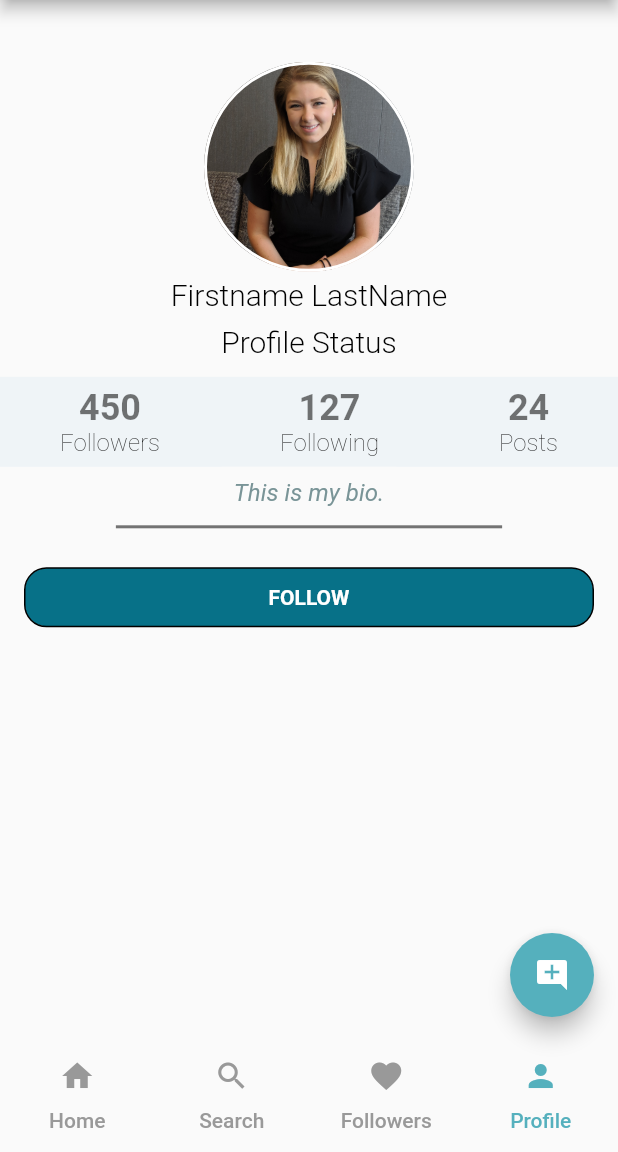
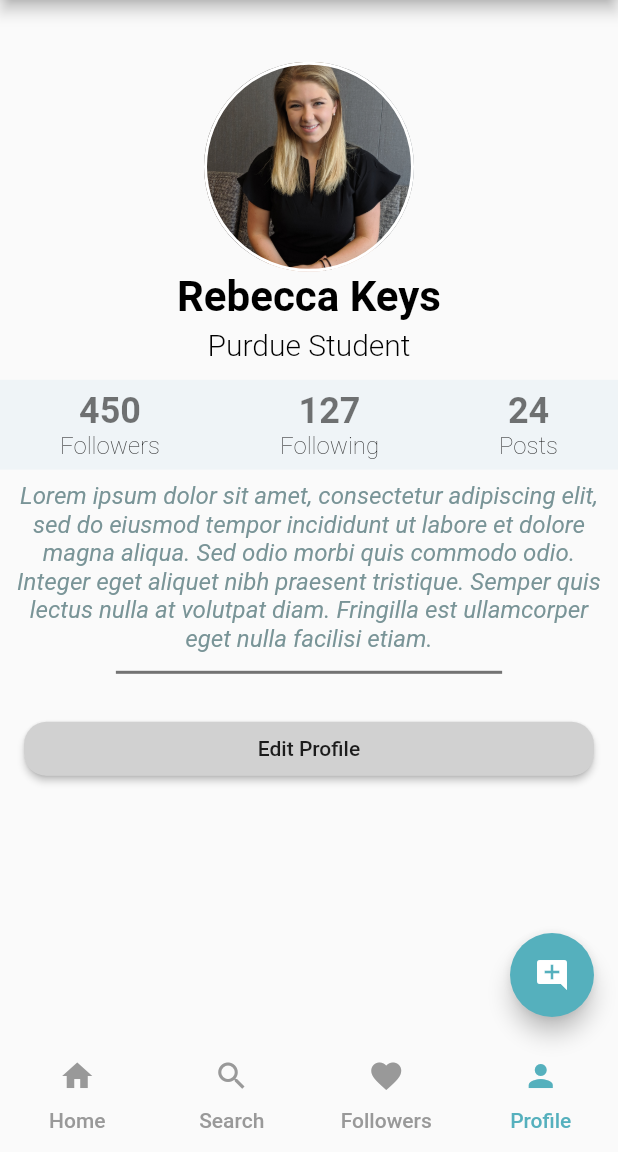
Before and after one commit to awes0menessInc/cs_307, a Flutter app: the screen it shows after launch, item 4 of the bottom bar chosen, on a phone screen of 412 x 824 dp, the part 84-1236 px from its top. Run offline on Flutter 3.47's test engine with Material 2 defaults, Android fonts, the phone set to English and light mode, and no system bars; our stand-ins replace cloud_functions; Roboto replaces fonts that are missing (Spectral).

Commit message:
Added edit profile, changes to follow button, and changed profile appearance for logged in user

```diff
--- a/lib/home.dart
+++ b/lib/home.dart
@@ -2,6 +2,7 @@ import 'package:flutter/material.dart';
 import 'package:twistter/newPost.dart';
 import 'timeline.dart';
 import 'profile.dart';
+// import 'profile_copy.dart';
 import 'newPost.dart';
 
 class Home extends StatelessWidget {
@@ -55,7 +56,8 @@ class Home extends StatelessWidget {
                 Timeline(),
                 Center(child: Text("Page 2")),
                 Center(child: Text("Page 3")),
-                UserProfilePage(),
+                // UserProfilePage(),
+                ProfilePage(),
               ],
             ),
           ),
--- a/lib/profile.dart
+++ b/lib/profile.dart
@@ -1,29 +1,27 @@
+// Copyright 2015 The Chromium Authors. All rights reserved.
+// Use of this source code is governed by a BSD-style license that can be
+// found in the LICENSE file.
+
 import 'package:flutter/material.dart';
+// import 'package:flutter/rendering.dart' show debugDumpRenderTree, debugDumpLayerTree, debugDumpSemanticsTree, DebugSemanticsDumpOrder;
+// import 'package:flutter/gestures.dart' show DragStartBehavior;
 
-class UserProfilePage extends StatelessWidget {
-  final String _fullName = "Firstname LastName";
-  final String _status = "Profile Status";
+bool pressed = false;
+
+class ProfilePage extends StatefulWidget {
+  @override
+  ProfilePageState createState() => ProfilePageState();
+}
+
+class ProfilePageState extends State<ProfilePage> {
+  final String _fullName = "Rebecca Keys";
+  final String _status = "Purdue Student";
   final String _bio =
-      "This is my bio.";
+      "Lorem ipsum dolor sit amet, consectetur adipiscing elit, sed do eiusmod tempor incididunt ut labore et dolore magna aliqua. Sed odio morbi quis commodo odio. Integer eget aliquet nibh praesent tristique. Semper quis lectus nulla at volutpat diam. Fringilla est ullamcorper eget nulla facilisi etiam.";
+  final String _posts = "24";
   final String _followers = "450";
   final String _following = "127";
-  final String _posts = "24";
-  bool _followStatus = false;
-  String _followText = "FOLLOW";
-// TODO: grab the logged in user upon login so this field can be properly filled out
   String _viewingUser = "FirstnameLastName"; // currently a mock of the logged in user.
-
-  // Widget _buildCoverImage(Size screenSize) {
-  //   return Container(
-  //     height: screenSize.height / 3,
-  //     decoration: BoxDecoration(
-  //       image: DecorationImage(
-  //         image: AssetImage('lib/assets/images/cover.jpeg'),
-  //         fit: BoxFit.cover,
-  //       ),
-  //     ),
-  //   );
-  // }
 
   Widget _buildProfileImage() {
     return Center(
@@ -46,33 +44,16 @@ class UserProfilePage extends StatelessWidget {
   }
 
   Widget _buildFullName(BuildContext context) {
-    // TextStyle _nameTextStyle = TextStyle(
-    //   fontFamily: 'Roboto',
-    //   color: Colors.black,
-    //   fontSize: 28.0,
-    //   fontWeight: FontWeight.w700,
-    // );
+    TextStyle _nameTextStyle = TextStyle(
+      fontFamily: 'Roboto',
+      color: Colors.black,
+      fontSize: 28.0,
+      fontWeight: FontWeight.w700,
+    );
 
-    // return Text(
-    //   _fullName,
-    //   style: _nameTextStyle,
-    // );
-    return Container(
-      padding: EdgeInsets.symmetric(vertical: 4.0, horizontal: 6.0),
-      decoration: BoxDecoration(
-        color: Theme.of(context).scaffoldBackgroundColor,
-        borderRadius: BorderRadius.circular(4.0),
-        // margin: EdgeInsets.only(top: 8.0),
-      ),
-      child: Text(
+    return Text(
       _fullName,
-        style: TextStyle(
-          fontFamily: 'Spectral',
-          color: Colors.black,
-          fontSize: 20.0,
-          fontWeight: FontWeight.w300,
-        ),
-      ),
+      style: _nameTextStyle,
     );
   }
 
@@ -171,88 +152,104 @@ class UserProfilePage extends StatelessWidget {
     );
   }
 
+  Color getColor(bool pressed) {
+    if (pressed) {
+      return Color(0xffd1d1d1);
+    } else {
+      return Color(0xff077188);
+    }
+  }
+  Text getText (bool pressed) {
+    if (pressed) {
+      return Text(
+        'Following',
+        style: TextStyle(color: Colors.black)
+      );
+    } else {
+      return Text(
+        'Follow',
+        style: TextStyle(color: Colors.white)
+      );
+    }
+  }
+
   Widget _buildButtons(BuildContext context) {
-    bool showEdit = _fullName == _viewingUser;
+    // bool isAccountOwner = (_fullName == _viewingUser);
+    bool isAccountOwner = true;
     return Padding(
         padding: EdgeInsets.symmetric(vertical: 8.0, horizontal: 16.0),
         child: Column(
           children: <Widget>[
             Row(
               children: <Widget>[
-                Expanded(
-                  child: InkWell(
-                    onTap: () {
-                      _followStatus = !(_followStatus);
-                      if (_followStatus) {
-                        _followText = "FOLLOWING";
-                        print("Following");
-                      } else {
-                        _followText = "FOLLOW";
-                        print("Unfollowed");
-                      }
+                Visibility(
+                  visible: !isAccountOwner,
+                  child: Expanded(
+                    child: RaisedButton(
+                    color: getColor(pressed),
+                    onPressed: () {
+                      setState(() {
+                        pressed = !pressed;
+                      });
                     },
-                    child: Container(
-                      height: 40.0,
-                      decoration: BoxDecoration(
-                        border: Border.all(),
-                        borderRadius: BorderRadius.circular(15.0),
-                        color: Color(0xff077188),
-                      ),
-                      child: Center(
-                        child: Text(
-                          "$_followText",
-                          style: TextStyle(
-                            color: Colors.white,
-                            fontWeight: FontWeight.w600,
-                          ),
-                        ),
-                      ),
-                    ),
-                  ),
-                ),
-                // SizedBox(width: 10.0),
-                // Expanded(
-                //   child: InkWell(
-                //     onTap: () => print("Message"),
-                //     child: Container(
-                //       height: 40.0,
-                //       decoration: BoxDecoration(
-                //         border: Border.all(),
-                //       ),
-                //       child: Center(
-                //         child: Padding(
-                //           padding: EdgeInsets.all(10.0),
-                //           child: Text(
-                //             "MESSAGE",
-                //             style: TextStyle(fontWeight: FontWeight.w600),
-                //             ),
-                //         ),
-                //       ),
-                //     ),
-                //   ),
-                // ),
-              ],
+                    shape: RoundedRectangleBorder(
+                    borderRadius: new BorderRadius.circular(15.0)),
+                    child: getText(pressed)
+                    )
+                  )
+                )
+              ]
             ),
             Row(
               children: <Widget>[
                 Visibility(
-                  visible: showEdit,
+                  visible: isAccountOwner,
                   child: Expanded(
-                    child: Container(
-                      child: Center(
-                        child: Padding(
-                          padding: EdgeInsets.all(8.0),
-                          child: new FlatButton(
-                            child: Text("EDIT PROFILE"),
+                    child: RaisedButton(
+                      color: Color(0xffd1d1d1),
                       shape: RoundedRectangleBorder(
                       borderRadius: new BorderRadius.circular(15.0)),
-                            color: Color(0xff077188),
-                            textColor: Colors.white,
                       onPressed: () {
-                              showDialog( // TODO: replace with call to actual profile edit UI
+                        showEdit(context);
+                        print("Clicked edit profile");
+                      },
+                      child: Text('Edit Profile')
+                  ),
+                )
+              ),
+            ],
+          ),
+        ],
+      ));
+  }
+
+  showAlertDialog(BuildContext context) {
+  // set up the button
+  Widget okButton = FlatButton(
+    child: Text("OK"),
+    onPressed: () { },
+  );
+  // set up the AlertDialog
+  AlertDialog alert = AlertDialog(
+    title: Text("My title"),
+    content: Text("This is my message."),
+    actions: [
+      okButton,
+    ],
+  );
+  // show the dialog
+  showDialog(
     context: context,
     builder: (BuildContext context) {
-                                  return AlertDialog(
+      return alert;
+    },
+  );
+}
+
+  AlertDialog showEdit(BuildContext context) { // TODO: replace with call to actual profile edit UI
+    // context: context;
+    // builder: (BuildContext context) {
+      AlertDialog editProfile = AlertDialog(
         title: new Text("Edit Profile"),
         content: Form(
           child: Column(
@@ -295,7 +292,8 @@ class UserProfilePage extends StatelessWidget {
                 child: RaisedButton(
                   child: Text("Submit"),
                   onPressed: () {
-                                                print("Form submit");
+                    Navigator.pop(context);
+                    print("Submitted Pofile Edits"); // TODO: Connect to back end
                   },
                 ),
               )
@@ -303,19 +301,13 @@ class UserProfilePage extends StatelessWidget {
           ),
         ),
       );
-                                }
+      // show the dialog
+      showDialog(
+        context: context,
+        builder: (BuildContext context) {
+          return editProfile;
+        },
       );
-                            },
-                          ),
-                        )
-                      )
-                    )
-                  )
-                )
-              ],
-            ),
-          ],
-        ));
     }
 
   @override
```
Lines whose indentation alone changed are shown as unchanged.
